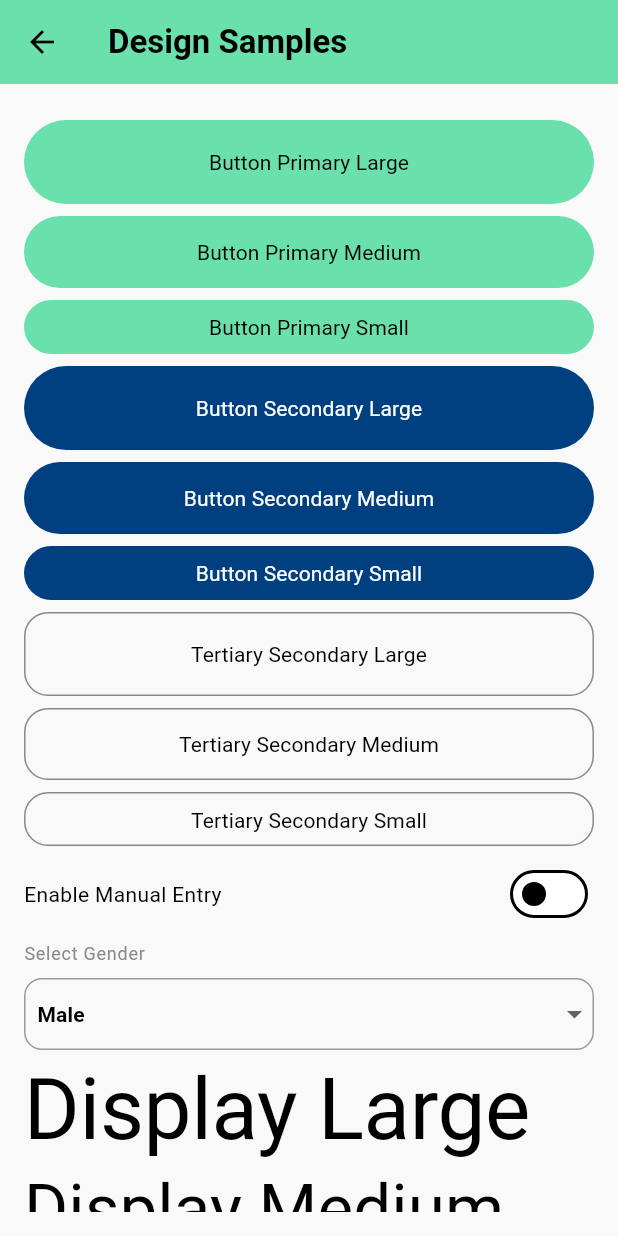
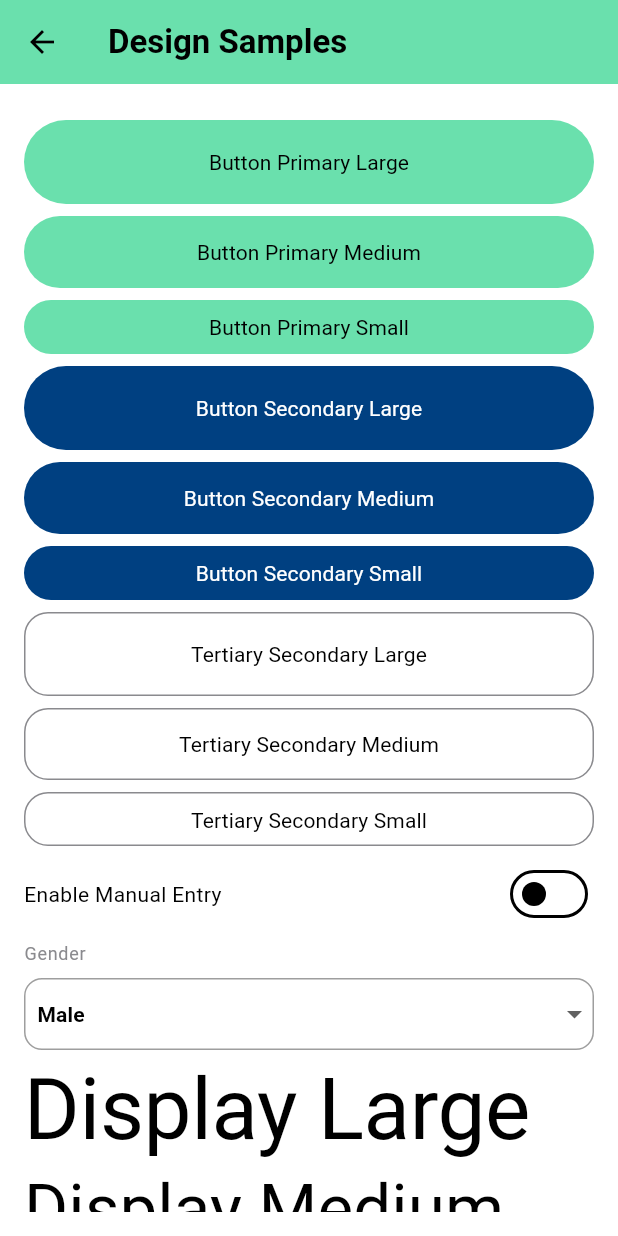
Before and after one commit to bluetoothfx/flutter_blueprint, a Flutter app: the DesignSamplePage screen opened directly, on a phone screen of 412 x 824 dp. Run offline on Flutter 3.47's test engine with Material 3 defaults, Android fonts, the phone set to English and light mode, and no system bars; our stand-ins replace bloc, dio, equatable, flutter_bloc, flutter_secure_storage, get_it and 2 more; accounts and stored records are empty; network calls fail.

Commit message:
feature(theme-support)- Adopt to system theme

```diff
--- a/lib/main.dart
+++ b/lib/main.dart
@@ -26,7 +26,7 @@ class MyApp extends StatelessWidget {
 
     return MultiBlocProvider(
       providers: [BlocProvider(create: (context) => inject<RecipeBloc>())],
-      child: MaterialConfiguration(themeMode: ThemeMode.light),
+      child: MaterialConfiguration(themeMode: ThemeMode.system),
     );
   }
 }
--- a/lib/src/features/home/presentation/screens/design_sample_page.dart
+++ b/lib/src/features/home/presentation/screens/design_sample_page.dart
@@ -29,7 +29,8 @@ class _DesignSamplePageState extends State<DesignSamplePage> {
         ),
       ),
       body: Container(
-        margin: const EdgeInsets.all(AppSpacingConstants.xl),
+        color: context.appColors.systemBase,
+        padding: const EdgeInsets.all(AppSpacingConstants.xl),
         child: ListView(
           children: [
             gapH8,
@@ -97,16 +98,14 @@ class _DesignSamplePageState extends State<DesignSamplePage> {
               },
             ),
             gapH8,
-            Expanded(
-              child: DropDownWidget(
-                title: "Select Gender",
+            DropDownWidget(
+              title: "Gender",
               items: [
                 Item(id: 1, title: "Male"),
                 Item(id: 2, title: "Female"),
               ],
               selectedId: 0,
               onSelected: (Item value) {},
-              ),
             ),
             gapH8,
             Text("Display Large", style: context.textTheme.displayLarge),
```
Also changed, not shown: lib/src/features/home/presentation/widgets/recipe_item.dart (+6 -15 lines). Lines whose indentation alone changed are shown as unchanged.
